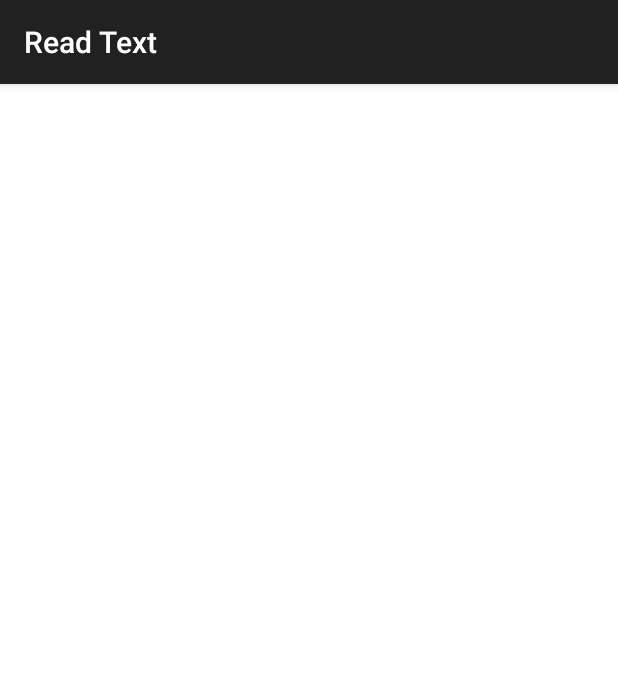
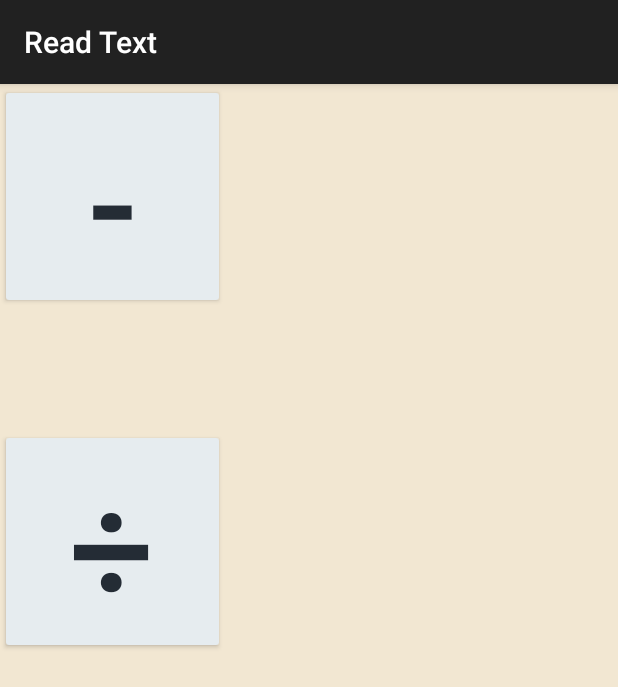
Before and after one commit to tsungimd106/android-class-homework, an Android app: the screen it shows after launch (HomeActivity), on a phone screen of 412 x 824 dp. Shown: the top 687 px of the screen. Run offline under Robolectric (Android 15) with nearby library versions, the phone set to English and light mode, and no system bars.

Commit message:
home 介面

```diff
--- a/ocr-reader-complete/app/src/main/res/layout/activity_home.xml
+++ b/ocr-reader-complete/app/src/main/res/layout/activity_home.xml
@@ -5,6 +5,70 @@
     android:layout_width="match_parent"
     android:layout_height="match_parent"
     android:background="@color/common_google_signin_btn_text_dark_default"
+    android:backgroundTint="#F2E7D2"
     tools:context=".HomeActivity">
 
+    <Button
+        android:id="@+id/button"
+        android:layout_width="150dp"
+        android:layout_height="150dp"
+        android:layout_marginTop="300dp"
+        android:layout_marginEnd="44dp"
+        android:backgroundTint="#E6ECEF"
+        android:text="+"
+        android:textColor="#242C35"
+        android:textSize="100sp"
+        app:layout_constraintEnd_toStartOf="@+id/button2"
+        app:layout_constraintTop_toTopOf="parent" />
+
+    <Button
+        android:id="@+id/button2"
+        android:layout_width="150dp"
+        android:layout_height="150dp"
+        android:backgroundTint="#E6ECEF"
+        android:text="-"
+        android:textColor="#242C35"
+        android:textSize="100sp"
+        tools:layout_editor_absoluteX="226dp"
+        tools:layout_editor_absoluteY="300dp" />
+
+    <Button
+        android:id="@+id/button3"
+        android:layout_width="150dp"
+        android:layout_height="150dp"
+        android:layout_marginTop="80dp"
+        android:layout_marginEnd="44dp"
+        android:backgroundTint="#E6ECEF"
+        android:text="×"
+        android:textColor="#242C35"
+        android:textSize="100sp"
+        app:layout_constraintBottom_toBottomOf="parent"
+        app:layout_constraintEnd_toStartOf="@+id/button4"
+        app:layout_constraintTop_toBottomOf="@+id/button"
+        app:layout_constraintVertical_bias="0.0" />
+
+    <Button
+        android:id="@+id/button4"
+        android:layout_width="150dp"
+        android:layout_height="150dp"
+        android:layout_marginTop="80dp"
+        android:backgroundTint="#E6ECEF"
+        android:text="÷"
+        android:textColor="#242C35"
+        android:textSize="100sp"
+        app:layout_constraintBottom_toBottomOf="parent"
+        app:layout_constraintTop_toBottomOf="@+id/button2"
+        app:layout_constraintVertical_bias="0.0"
+        tools:layout_editor_absoluteX="226dp" />
+
+    <TextView
+        android:id="@+id/textview1"
+        android:layout_width="327dp"
+        android:layout_height="114dp"
+        android:textAlignment="center"
+        android:textColor="#242C35"
+        android:textSize="45sp"
+        tools:layout_editor_absoluteX="42dp"
+        tools:layout_editor_absoluteY="122dp"
+        tools:text="加減乘除大考驗" />
 </android.support.constraint.ConstraintLayout>
--- a/ocr-reader-complete/app/src/main/res/layout/ocr_capture.xml
+++ b/ocr-reader-complete/app/src/main/res/layout/ocr_capture.xml
@@ -10,7 +10,7 @@
     <LinearLayout
         android:layout_width="match_parent"
         android:layout_height="300dp"
-        android:background="#700B0B"
+        android:background="#F2E7D2"
         android:orientation="vertical">
 
         <TextView
@@ -19,8 +19,10 @@
             android:layout_height="260dp"
             android:layout_marginLeft="100sp"
             android:layout_weight="1"
+            android:foregroundTint="#F2E7D2"
             android:gravity="center"
             android:text="2"
+            android:textColor="#242c35"
             android:textSize="100sp" />
 
         <LinearLayout
@@ -34,6 +36,7 @@
                 android:layout_height="wrap_content"
                 android:gravity="center"
                 android:text="+"
+                android:textColor="#242c35"
                 android:textSize="100sp" />
 
             <TextView
@@ -41,8 +44,10 @@
                 android:layout_width="match_parent"
                 android:layout_height="wrap_content"
                 android:layout_weight="1"
+                android:background="#F2E7D2"
                 android:gravity="center"
                 android:text="2"
+                android:textColor="#242c35"
                 android:textSize="100sp" />
         </LinearLayout>
 
```
Also changed, not shown: 3 other files.
